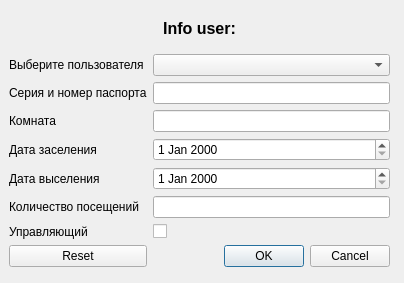
Qt form src/lib/listusers.ui (anonumka/hotelBooking) before a commit.
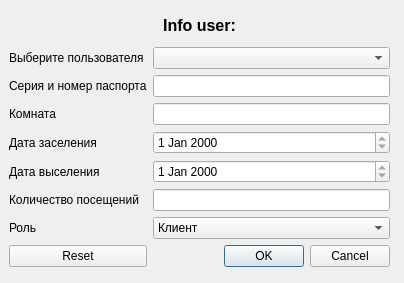
The same form after that commit.

Patch:
```diff
--- a/src/lib/listusers.ui
+++ b/src/lib/listusers.ui
@@ -33,10 +33,24 @@
      </widget>
     </item>
     <item row="5" column="1">
-     <widget class="QDateEdit" name="releaseEdit"/>
+     <widget class="QDateEdit" name="releaseEdit">
+      <property name="enabled">
+       <bool>true</bool>
+      </property>
+      <property name="readOnly">
+       <bool>true</bool>
+      </property>
+     </widget>
     </item>
     <item row="4" column="1">
-     <widget class="QDateEdit" name="settlingEdit"/>
+     <widget class="QDateEdit" name="settlingEdit">
+      <property name="enabled">
+       <bool>true</bool>
+      </property>
+      <property name="readOnly">
+       <bool>true</bool>
+      </property>
+     </widget>
     </item>
     <item row="0" column="0" colspan="2">
      <widget class="QLabel" name="label_6">
@@ -93,13 +107,6 @@
       </property>
      </widget>
     </item>
-    <item row="8" column="1">
-     <widget class="QCheckBox" name="checkBox">
-      <property name="text">
-       <string/>
-      </property>
-     </widget>
-    </item>
     <item row="4" column="0">
      <widget class="QLabel" name="label_2">
       <property name="text">
@@ -134,17 +141,39 @@
     <item row="8" column="0">
      <widget class="QLabel" name="label_7">
       <property name="text">
-       <string>Управляющий</string>
+       <string>Роль</string>
       </property>
      </widget>
     </item>
     <item row="3" column="1">
      <widget class="QLineEdit" name="roomEdit">
+      <property name="enabled">
+       <bool>true</bool>
+      </property>
       <property name="readOnly">
        <bool>true</bool>
       </property>
      </widget>
     </item>
+    <item row="8" column="1">
+     <widget class="QComboBox" name="roleBox">
+      <item>
+       <property name="text">
+        <string>Клиент</string>
+       </property>
+      </item>
+      <item>
+       <property name="text">
+        <string>Управляющий</string>
+       </property>
+      </item>
+      <item>
+       <property name="text">
+        <string>Администратор</string>
+       </property>
+      </item>
+     </widget>
+    </item>
    </layout>
   </widget>
  </widget>
```
